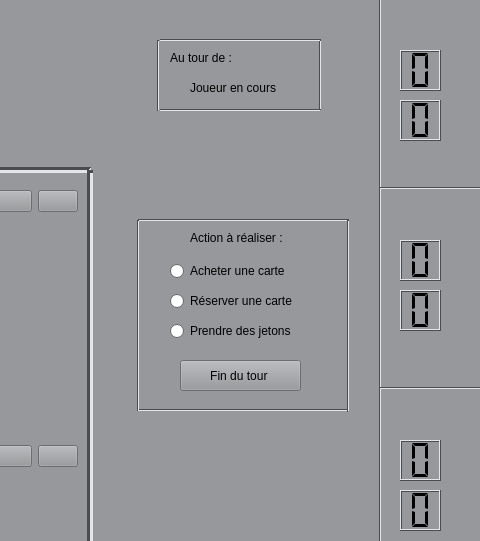
The window that Splendor/gamewindow.ui (lernerth/splendor) describes before a commit, drawn with Qt 5; both pictures show x 670 to 1150 and y 0 to 541 of the 1460 by 800 pixel window.
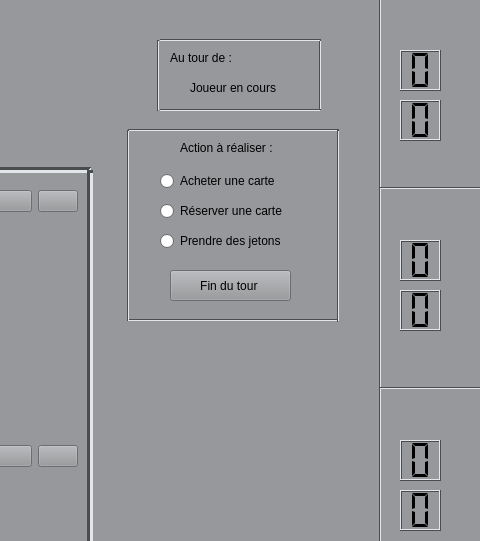
The same window after the commit. Icons and pictures are not drawn.

Commit message: ajout nobles sur interface

Diff of the .ui file:
```diff
--- a/Splendor/gamewindow.ui
+++ b/Splendor/gamewindow.ui
@@ -2085,8 +2085,8 @@
    <widget class="QLabel" name="label">
     <property name="geometry">
      <rect>
-      <x>860</x>
-      <y>230</y>
+      <x>850</x>
+      <y>140</y>
       <width>111</width>
       <height>16</height>
      </rect>
@@ -2098,8 +2098,8 @@
    <widget class="QRadioButton" name="acheter">
     <property name="geometry">
      <rect>
-      <x>840</x>
-      <y>260</y>
+      <x>830</x>
+      <y>170</y>
       <width>161</width>
       <height>22</height>
      </rect>
@@ -2111,8 +2111,8 @@
    <widget class="QRadioButton" name="reserver">
     <property name="geometry">
      <rect>
-      <x>840</x>
-      <y>290</y>
+      <x>830</x>
+      <y>200</y>
       <width>161</width>
       <height>22</height>
      </rect>
@@ -2124,8 +2124,8 @@
    <widget class="QRadioButton" name="prendreJetons">
     <property name="geometry">
      <rect>
-      <x>840</x>
-      <y>320</y>
+      <x>830</x>
+      <y>230</y>
       <width>161</width>
       <height>22</height>
      </rect>
@@ -2137,8 +2137,8 @@
    <widget class="QPushButton" name="finDeTour">
     <property name="geometry">
      <rect>
-      <x>850</x>
-      <y>360</y>
+      <x>840</x>
+      <y>270</y>
       <width>121</width>
       <height>31</height>
      </rect>
@@ -2156,8 +2156,8 @@
    <widget class="Line" name="line_5">
     <property name="geometry">
      <rect>
-      <x>808</x>
-      <y>400</y>
+      <x>798</x>
+      <y>310</y>
       <width>211</width>
       <height>20</height>
      </rect>
@@ -2169,8 +2169,8 @@
    <widget class="Line" name="line_6">
     <property name="geometry">
      <rect>
-      <x>808</x>
-      <y>210</y>
+      <x>798</x>
+      <y>120</y>
       <width>211</width>
       <height>20</height>
      </rect>
@@ -2182,8 +2182,8 @@
    <widget class="Line" name="line_7">
     <property name="geometry">
      <rect>
-      <x>800</x>
-      <y>220</y>
+      <x>790</x>
+      <y>130</y>
       <width>16</width>
       <height>191</height>
      </rect>
@@ -2195,8 +2195,8 @@
    <widget class="Line" name="line_8">
     <property name="geometry">
      <rect>
-      <x>1010</x>
-      <y>220</y>
+      <x>1000</x>
+      <y>130</y>
       <width>16</width>
       <height>192</height>
      </rect>
@@ -2503,6 +2503,86 @@
      </size>
     </property>
    </widget>
+   <widget class="QLabel" name="Noble1">
+    <property name="geometry">
+     <rect>
+      <x>790</x>
+      <y>370</y>
+      <width>111</width>
+      <height>111</height>
+     </rect>
+    </property>
+    <property name="frameShape">
+     <enum>QFrame::NoFrame</enum>
+    </property>
+    <property name="text">
+     <string/>
+    </property>
+   </widget>
+   <widget class="QLabel" name="Noble4">
+    <property name="geometry">
+     <rect>
+      <x>920</x>
+      <y>370</y>
+      <width>111</width>
+      <height>111</height>
+     </rect>
+    </property>
+    <property name="frameShape">
+     <enum>QFrame::NoFrame</enum>
+    </property>
+    <property name="text">
+     <string/>
+    </property>
+   </widget>
+   <widget class="QLabel" name="Noble">
+    <property name="geometry">
+     <rect>
+      <x>790</x>
+      <y>490</y>
+      <width>111</width>
+      <height>111</height>
+     </rect>
+    </property>
+    <property name="frameShape">
+     <enum>QFrame::NoFrame</enum>
+    </property>
+    <property name="text">
+     <string/>
+    </property>
+   </widget>
+   <widget class="QLabel" name="Noble5">
+    <property name="geometry">
+     <rect>
+      <x>920</x>
+      <y>490</y>
+      <width>111</width>
+      <height>111</height>
+     </rect>
+    </property>
+    <property name="frameShape">
+     <enum>QFrame::NoFrame</enum>
+    </property>
+    <property name="text">
+     <string/>
+    </property>
+   </widget>
+   <widget class="QLabel" name="Noble3">
+    <property name="geometry">
+     <rect>
+      <x>790</x>
+      <y>610</y>
+      <width>111</width>
+      <height>111</height>
+     </rect>
+    </property>
+    <property name="frameShape">
+     <enum>QFrame::NoFrame</enum>
+    </property>
+    <property name="text">
+     <string/>
+    </property>
+   </widget>
   </widget>
   <widget class="QMenuBar" name="menubar">
    <property name="geometry">
```
